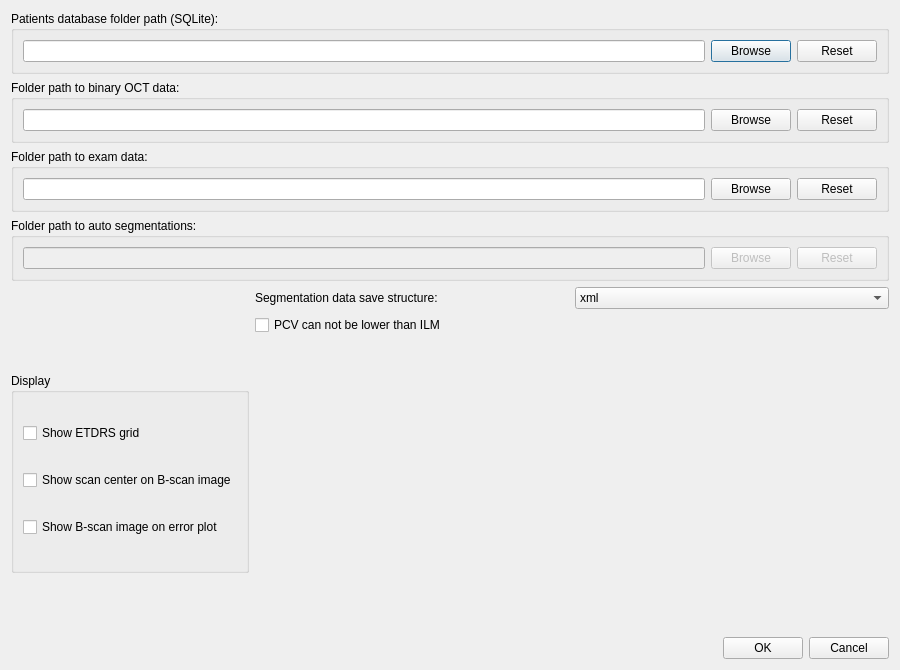
This is source/settingsdialog.ui in krzyk87/OCTAnnotate as Qt 5 draws it before an edit. The edited form follows.
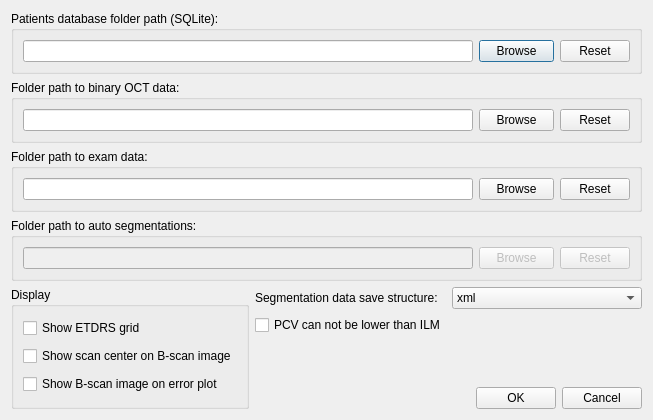
This is the edited form.

Patch:
```diff
--- a/source/settingsdialog.ui
+++ b/source/settingsdialog.ui
@@ -6,8 +6,8 @@
    <rect>
     <x>0</x>
     <y>0</y>
-    <width>900</width>
-    <height>670</height>
+    <width>653</width>
+    <height>420</height>
    </rect>
   </property>
   <property name="sizePolicy">
```
